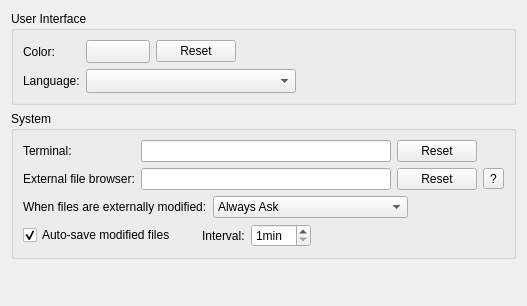
Before: the Qt Designer form src/plugins/coreplugin/generalsettings.ui in qt-creator/qt-creator, drawn with Qt 5.
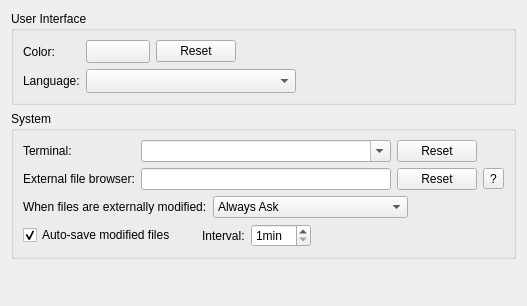
After: the same form once the commit is applied. Icons and pictures are not drawn. Custom widgets are drawn as their Qt base class.

Commit message:
Detect Linux terminal by checking a number of known terminals.
Change the behaviour of defaultTerminalEmulator() to already
return the run option in line with terminalEmulator().

Change the QLineEdit in settings to an editable
combo offering the available terminals.

The edit to the form file:
```diff
--- a/src/plugins/coreplugin/generalsettings.ui
+++ b/src/plugins/coreplugin/generalsettings.ui
@@ -124,7 +124,11 @@
        </widget>
       </item>
       <item row="0" column="1">
-       <widget class="QLineEdit" name="terminalEdit"/>
+       <widget class="QComboBox" name="terminalComboBox">
+        <property name="editable">
+         <bool>true</bool>
+        </property>
+       </widget>
       </item>
       <item row="1" column="0">
        <widget class="QLabel" name="externalFileBrowserLabel">
```
Left out of the diff: 2 changed lines with no effect on the pictures. The commit also changes 3 other files.
